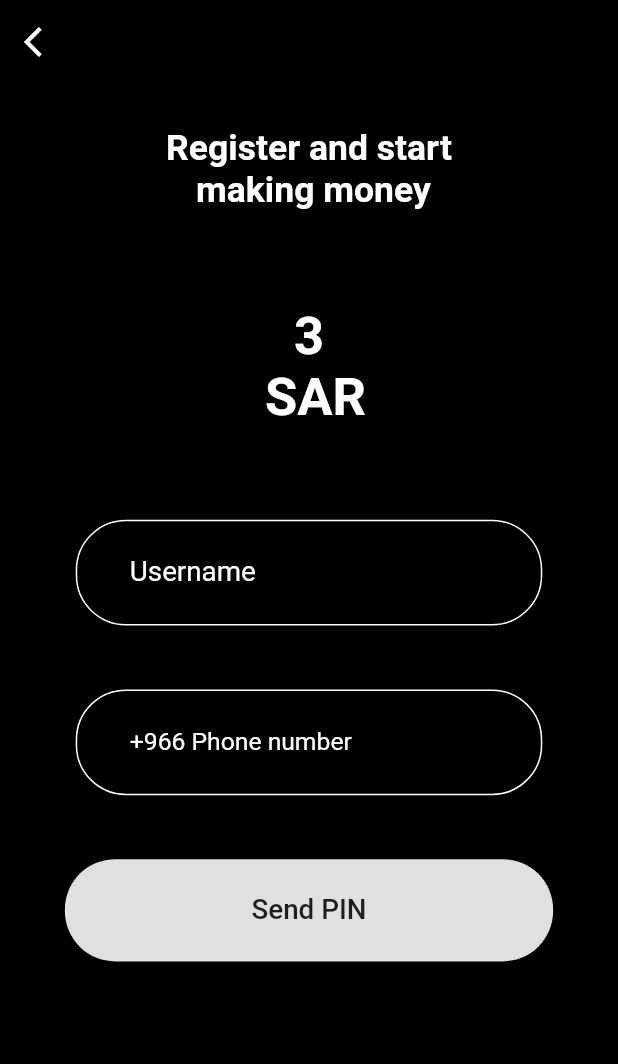
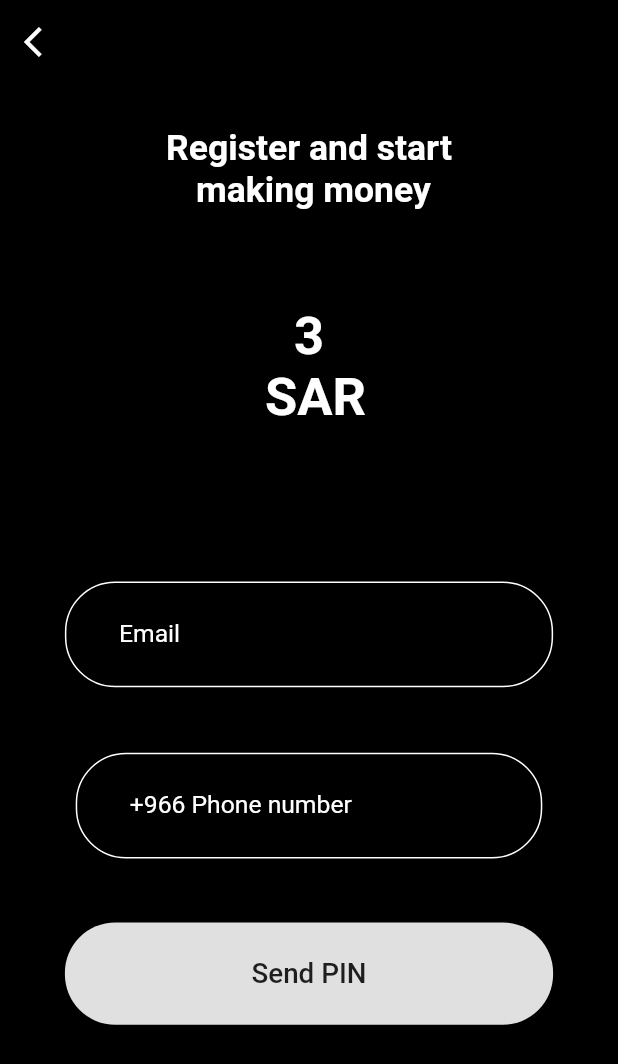
Before and after one commit to Danis96/FillApp, a Flutter app: the RegisterPage screen opened directly, on a phone screen of 412 x 824 dp. Shown: the top 1064 px of the screen. Run offline on Flutter 3.47's test engine with Material 2 defaults, Android fonts, the phone set to English and light mode, and no system bars; our stand-ins replace cloud_firestore, data_connection_checker, firebase_auth, flutter_screenutil, mask_text_input_formatter, percent_indicator and 4 more; missing offline and left inert: mailer; accounts and stored records are empty; Roboto replaces fonts that are missing (LoewNextArabic).

Commit message:
Order question completed and login with email done

```diff
--- a/lib/components/SurveyCardYesNo/components/surveyCardComponents/orderComponents/choiceContainer.dart
+++ b/lib/components/SurveyCardYesNo/components/surveyCardComponents/orderComponents/choiceContainer.dart
@@ -1,7 +1,6 @@
 import 'package:cloud_firestore/cloud_firestore.dart';
 import 'package:fillproject/components/constants/fontsConstants.dart';
 import 'package:fillproject/components/constants/myColor.dart';
-import 'package:fillproject/globals.dart';
 import 'package:flutter/material.dart';
 import 'package:flutter_screenutil/flutter_screenutil.dart';
 
--- a/lib/components/SurveyCardYesNo/components/surveyCardComponents/orderWidget.dart
+++ b/lib/components/SurveyCardYesNo/components/surveyCardComponents/orderWidget.dart
@@ -1,14 +1,8 @@
-import 'package:fillproject/components/SurveyCardYesNo/components/surveyCardComponents/mcqComponents/MultipleMcqList.dart';
-import 'package:fillproject/components/SurveyCardYesNo/components/surveyCardComponents/mcqComponents/listMcqChoicesThree.dart';
-import 'package:fillproject/components/SurveyCardYesNo/components/surveyCardComponents/mcqComponents/multipleMcqAnswers.dart';
-import 'package:fillproject/components/SurveyCardYesNo/components/surveyCardComponents/mcqComponents/previewSingleMcqAnswer.dart';
-import 'package:fillproject/components/SurveyCardYesNo/components/surveyCardComponents/mcqComponents/singleMcqAnswer.dart';
 import 'package:fillproject/components/SurveyCardYesNo/components/surveyCardComponents/orderComponents/listOfChoices.dart';
 import 'package:fillproject/components/answerLabelContainer.dart';
 import 'package:fillproject/components/emptyCont.dart';
 import 'package:fillproject/globals.dart';
 import 'package:flutter/material.dart';
-import 'package:flutter_screenutil/flutter_screenutil.dart';
 
 class OrderWidget extends StatelessWidget {
   final widget;
--- a/lib/components/myValidation.dart
+++ b/lib/components/myValidation.dart
@@ -47,7 +47,7 @@ class MyValidation {
   String validateUsernameLogin(
       String username, bool usernamePostoji, BuildContext context) {
     if (username == '') {
-      return AppLocalizations.of(context).translate('usernaneCantEmoty');
+      return AppLocalizations.of(context).translate('emailCantEmpty');
     } else if (regexSpace.hasMatch(username) == true) {
       return AppLocalizations.of(context).translate('usernameMustNotSpace');
     } else if (usernamePostoji) {
--- a/lib/home/homePage.dart
+++ b/lib/home/homePage.dart
@@ -22,7 +22,6 @@ import 'package:fillproject/components/constants/myText.dart';
 import 'package:fillproject/components/myAlertDialog.dart';
 import 'package:fillproject/components/mySnackbar.dart';
 import 'package:fillproject/firebaseMethods/firebaseCrud.dart';
-import 'package:fillproject/firebaseMethods/firebaseJson.dart';
 import 'package:fillproject/firebaseMethods/firebaseSignIn.dart';
 import 'package:fillproject/localization/app_localizations.dart';
 import 'package:fillproject/routes/routeArguments.dart';
--- a/lib/login/loginPage.dart
+++ b/lib/login/loginPage.dart
@@ -85,7 +85,9 @@ class _LoginPageState extends State<LoginPage> {
                       child: SizedBox(
                           width: ScreenUtil.instance.setWidth(215.0),
                           height: ScreenUtil.instance.setHeight(60.0),
-                          child: Text(AppLocalizations.of(context).translate('login&startGenMoney'),
+                          child: Text(
+                              AppLocalizations.of(context)
+                                  .translate('login&startGenMoney'),
                               style: TextStyle(
                                   color: MyColor().white,
                                   fontWeight: FontWeight.w700,
@@ -113,7 +115,8 @@ class _LoginPageState extends State<LoginPage> {
                               textBaseline: TextBaseline.ideographic),
                           contentPadding: new EdgeInsets.symmetric(
                               vertical: 25.0, horizontal: 35.0),
-                          labelText: AppLocalizations.of(context).translate('username'),
+                          labelText:
+                              AppLocalizations.of(context).translate('email'),
                           labelStyle: TextStyle(
                             color: MyColor().white,
                             fontSize: ScreenUtil.instance.setSp(18.0),
@@ -168,7 +171,8 @@ class _LoginPageState extends State<LoginPage> {
                           hasFloatingPlaceholder: false,
                           contentPadding: new EdgeInsets.symmetric(
                               vertical: 25.0, horizontal: 35.0),
-                          labelText: AppLocalizations.of(context).translate('password'),
+                          labelText: AppLocalizations.of(context)
+                              .translate('password'),
                           labelStyle: TextStyle(
                               color: MyColor().white,
                               fontFamily: arabic,
@@ -201,7 +205,8 @@ class _LoginPageState extends State<LoginPage> {
                         style: TextStyle(color: MyColor().white),
                         obscureText: true,
                         validator: (password) => MyValidation()
-                            .validatePasswordLogin(password, passwordPostoji, context),
+                            .validatePasswordLogin(
+                                password, passwordPostoji, context),
                         onChanged: (input) {
                           setState(() {
                             password = input;
@@ -230,12 +235,15 @@ class _LoginPageState extends State<LoginPage> {
                               }
                             } on SocketException catch (_) {
                               MySnackbar().showSnackbar(
-                                  AppLocalizations.of(context).translate('noIternent'),
+                                  AppLocalizations.of(context)
+                                      .translate('noIternent'),
                                   context,
-                                  AppLocalizations.of(context).translate('undo'));
+                                  AppLocalizations.of(context)
+                                      .translate('undo'));
                             }
                           },
-                          child: Text(AppLocalizations.of(context).translate('login'),
+                          child: Text(
+                              AppLocalizations.of(context).translate('login'),
                               style: TextStyle(
                                   fontSize: ScreenUtil.instance.setSp(18.0))),
                         )),
@@ -245,7 +253,8 @@ class _LoginPageState extends State<LoginPage> {
                         child: RichText(
                             text: new TextSpan(children: [
                           new TextSpan(
-                              text: AppLocalizations.of(context).translate('forgetPass'),
+                              text: AppLocalizations.of(context)
+                                  .translate('forgetPass'),
                               style: TextStyle(
                                   color: MyColor().white,
                                   fontSize: ScreenUtil.instance.setSp(18.0),
--- a/lib/register/registerPage.dart
+++ b/lib/register/registerPage.dart
@@ -32,6 +32,9 @@ import 'package:flutter/material.dart';
 import 'package:flutter/services.dart';
 import 'package:flutter_screenutil/flutter_screenutil.dart';
 
+String email;
+int _btnCounter = 0;
+
 class RegisterPage extends StatefulWidget {
   final DidntRecievePinArguments arguments;
 
@@ -43,6 +46,7 @@ class RegisterPage extends StatefulWidget {
 
 class _RegisterPageState extends State<RegisterPage> {
   String phoneNo, smsCode, verificationId, username, name;
+  bool emailPostoji = false;
 
   final DidntRecievePinArguments arguments;
 
@@ -91,8 +95,9 @@ class _RegisterPageState extends State<RegisterPage> {
               verId: verificationId,
               username: usernameController.text,
               usernameSecond: widget.arguments.username,
-                  phone: phoneController.text)),
-        ));
+              phone: phoneController.text,
+              email: usernameController.text),
+        )));
       };
 
       final PhoneVerificationCompleted verificationSuccess =
@@ -113,7 +118,8 @@ class _RegisterPageState extends State<RegisterPage> {
     }
 
     onFieldSubmitted1(BuildContext context) {
-      phoneNo = "+966" + phoneController.text;
+      phoneNo = '+' +  phoneController.text;
+      //phoneNo = "+966" + phoneController.text;
       final _formState = _formKey.currentState;
       if (_formState.validate()) {
         verifyPhone();
@@ -175,83 +181,68 @@ class _RegisterPageState extends State<RegisterPage> {
                           ),
                         )),
                         Container(
-                          width: ScreenUtil.instance.setWidth(320.0),
+                            margin: EdgeInsets.only(
+                                bottom: ScreenUtil.instance.setWidth(20.0),
+                                top: ScreenUtil.instance.setWidth(20.0)),
+                            child: Container(
+                              width: ScreenUtil.instance.setWidth(316.0),
                               height: ScreenUtil.instance.setHeight(92.0),
                               margin: EdgeInsets.only(
-                              bottom: ScreenUtil.instance.setWidth(19.0),
-                              left: ScreenUtil.instance.setWidth(49.0),
-                              right: ScreenUtil.instance.setWidth(49.0)),
+                                  top: ScreenUtil.instance.setWidth(20.0)),
                               child: TextFormField(
                                 enableSuggestions: false,
-                            textCapitalization: TextCapitalization.sentences,
                                 controller: usernameController,
                                 decoration: InputDecoration(
                                   hasFloatingPlaceholder: false,
-                              errorStyle: TextStyle(
-                                  inherit: true,
-                                  textBaseline: TextBaseline.ideographic),
                                   contentPadding: new EdgeInsets.symmetric(
-                                  vertical: ScreenUtil.instance.setWidth(25.0),
+                                      vertical:
+                                          ScreenUtil.instance.setWidth(25.0),
                                       horizontal:
                                           ScreenUtil.instance.setWidth(35.0)),
                                   labelText: AppLocalizations.of(context)
-                                  .translate('username'),
+                                      .translate('email'),
                                   labelStyle: TextStyle(
                                       color: MyColor().white,
-                                  fontSize: ScreenUtil.instance.setSp(18)),
+                                      fontSize:
+                                          ScreenUtil.instance.setSp(16.0)),
                                   enabledBorder: OutlineInputBorder(
-                                borderRadius:
-                                    BorderRadius.all(Radius.circular(33.5)),
-                                borderSide: BorderSide(color: MyColor().white),
+                                    borderRadius: BorderRadius.all(
+                                        Radius.circular(33.5)),
+                                    borderSide:
+                                        BorderSide(color: MyColor().white),
                                   ),
                                   focusedBorder: OutlineInputBorder(
-                                borderRadius:
-                                    BorderRadius.all(Radius.circular(33.5)),
-                                borderSide: BorderSide(color: MyColor().white),
+                                    borderRadius: BorderRadius.all(
+                                        Radius.circular(33.5)),
+                                    borderSide:
+                                        BorderSide(color: MyColor().white),
                                   ),
                                   focusedErrorBorder: OutlineInputBorder(
-                                borderRadius:
-                                    BorderRadius.all(Radius.circular(33.5)),
+                                    borderRadius: BorderRadius.all(
+                                        Radius.circular(33.5)),
                                     borderSide: BorderSide(
                                       color: MyColor().error,
                                     ),
                                   ),
                                   errorBorder: OutlineInputBorder(
-                                borderRadius:
-                                    BorderRadius.all(Radius.circular(33.5)),
+                                    borderRadius: BorderRadius.all(
+                                        Radius.circular(33.5)),
                                     borderSide: BorderSide(
                                       color: MyColor().error,
                                     ),
                                   ),
                                 ),
                                 style: TextStyle(color: MyColor().white),
-                            validator: (username) => MyValidation()
-                                .validateUsername(
-                                    username, usernamePostoji, context),
+                                validator: (email) => MyValidation()
+                                    .validateEmail(email, _btnCounter,
+                                        usernamePostoji, context),
                                 onChanged: (input) {
                                   setState(() {
-                                username = input;
+                                    email = input;
                                   });
                                 },
-                            onFieldSubmitted: (value) async {
-                              try {
-                                final result =
-                                    await InternetAddress.lookup('google.com');
-                                if (result.isNotEmpty &&
-                                    result[0].rawAddress.isNotEmpty) {
-                                  onFieldSubmitted1(context);
-                                }
-                              } on SocketException catch (_) {
-                                MySnackbar().showSnackbar(
-                                    AppLocalizations.of(context)
-                                        .translate('noIternent'),
-                                    context,
-                                    AppLocalizations.of(context)
-                                        .translate('undo'));
-                              }
-                            },
                               ),
-                        ),
+                            )),
                         Container(
                           width: ScreenUtil.instance.setWidth(316.0),
                           height: ScreenUtil.instance.setHeight(92.0),
@@ -269,8 +260,8 @@ class _RegisterPageState extends State<RegisterPage> {
                                   vertical: ScreenUtil.instance.setWidth(25.0),
                                   horizontal:
                                       ScreenUtil.instance.setWidth(35.0)),
-                              prefix: Text(
-                                "+966",
+                              prefix: Text('',
+                                //"+966",
                                 style: TextStyle(color: MyColor().white),
                               ),
                               labelText: AppLocalizations.of(context)
@@ -305,7 +296,8 @@ class _RegisterPageState extends State<RegisterPage> {
                             ),
                             onChanged: (input) {
                               setState(() {
-                                phoneNo = '966' + input;
+                                phoneNo = input;
+                                //phoneNo = '966' + input;
                               });
                             },
                             validator: (phone) => MyValidation()
@@ -403,6 +395,26 @@ class _RegisterPageState extends State<RegisterPage> {
                             ),
                           ],
                         ),
+                        Column(
+                          children: <Widget>[
+                            FutureBuilder(
+                              future:
+                                  FirebaseCheck().doesEmailAlreadyExist(usernameController.text),
+                              builder: (context, AsyncSnapshot<bool> result) {
+                                if (!result.hasData) {
+                                  return EmptyContainer();
+                                }
+                                if (result.data) {
+                                  emailPostoji = true;
+                                  return EmptyContainer();
+                                } else {
+                                  emailPostoji = false;
+                                  return EmptyContainer();
+                                }
+                              },
+                            ),
+                          ],
+                        )
                       ],
                     ),
                   ),
```
Also changed, not shown: lib/components/SurveyCardYesNo/components/surveyCardComponents/orderComponents/listOfChoices.dart (+31 -117 lines), lib/register/passwordPage.dart (+34 -28 lines), lib/register/verifyPinPage.dart (+8 -4 lines). Lines whose indentation alone changed are shown as unchanged.
